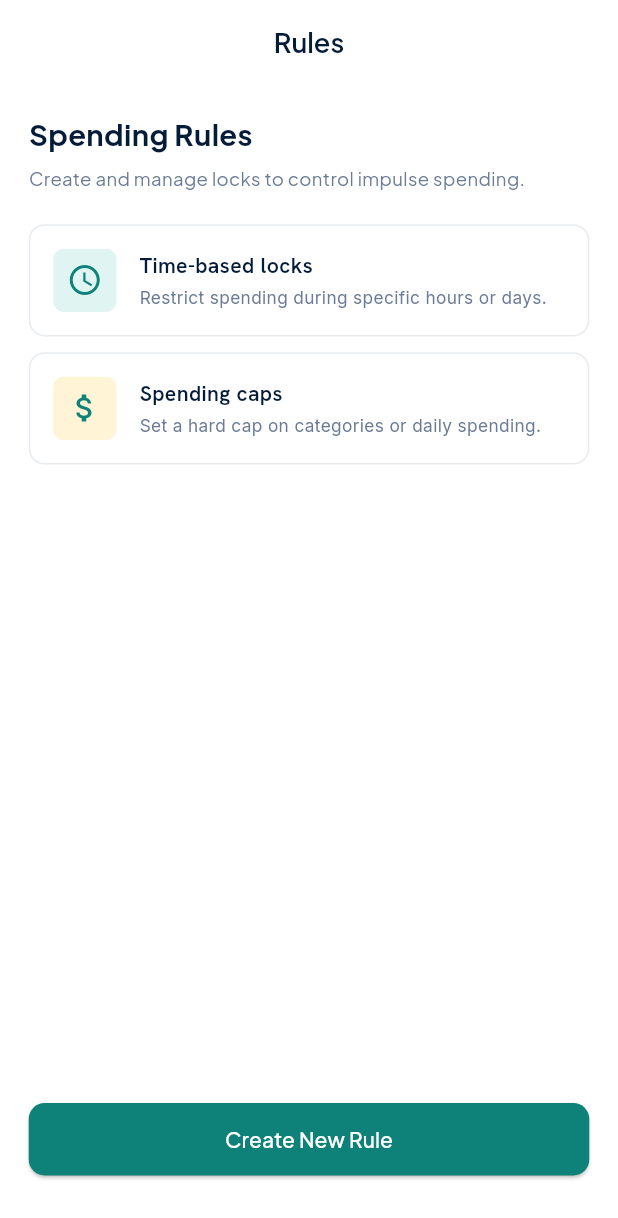
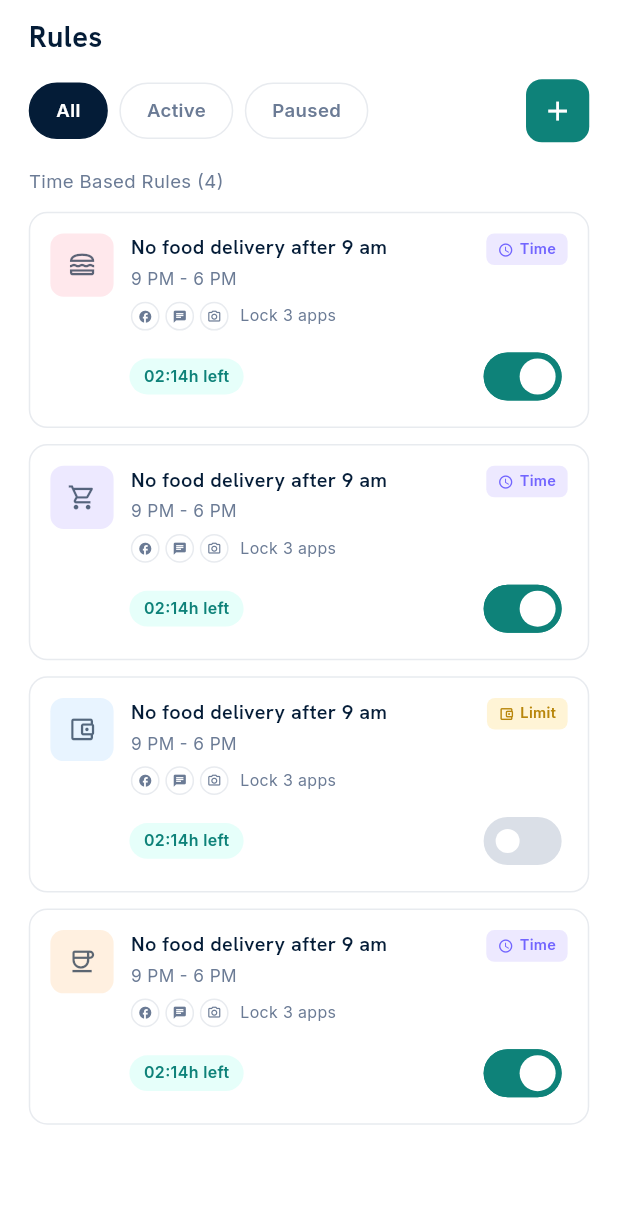
Before and after one commit to Irfanhossain909/spendlock, a Flutter app: the RulesScreen screen opened directly, on a phone screen of 412 x 824 dp. Shown: the top 1218 px of the screen. Run offline on Flutter 3.47's test engine with Material 3 defaults, Android fonts, the phone set to English and light mode, and no system bars; our stand-ins replace cached_network_image, flutter_otp_text_field, flutter_screenutil, flutter_svg, get, get_storage and 2 more; accounts and stored records are empty.

Commit message:
Implement rules management feature in SpendLock app. Added RulesController to manage rule items and filters, and updated RulesScreen to display rules with filtering options. Enhanced UI with dynamic rule listing and interaction capabilities.

```diff
--- a/lib/feature/profile/presentation/ui/profile_screen.dart
+++ b/lib/feature/profile/presentation/ui/profile_screen.dart
@@ -128,7 +128,7 @@ class ProfileActionCard extends StatelessWidget {
           Padding(
             padding: EdgeInsets.symmetric(horizontal: 16.w, vertical: 12.h),
             child: Row(
-              spacing: 8.w,
+              spacing: 12.w,
               children: [
                 Container(
                   padding: EdgeInsets.all(6.r),
--- a/lib/feature/rules/presentation/controller/rules_controller.dart
+++ b/lib/feature/rules/presentation/controller/rules_controller.dart
@@ -1,3 +1,82 @@
+import 'package:flutter/material.dart';
 import 'package:get/get.dart';
+import 'package:spendlock/feature/rules/presentation/model/rule_item.dart';
 
-class RulesController extends GetxController {}
+class RulesController extends GetxController {
+  final selectedFilter = RulesFilter.all.obs;
+
+  final rules = <RuleItem>[
+    RuleItem(
+      id: '1',
+      title: 'No food delivery after 9 am',
+      time: '9 PM - 6 PM',
+      socialName: 'Lock 3 apps',
+      duration: '02:14h left',
+      icon: Icons.lunch_dining_outlined,
+      iconBgColor: const Color(0xFFFFE8EC),
+      badgeType: RuleBadgeType.time,
+      socialIcons: const [Icons.facebook, Icons.chat, Icons.camera_alt_outlined],
+      isActive: true,
+    ),
+    RuleItem(
+      id: '2',
+      title: 'No food delivery after 9 am',
+      time: '9 PM - 6 PM',
+      socialName: 'Lock 3 apps',
+      duration: '02:14h left',
+      icon: Icons.shopping_cart_outlined,
+      iconBgColor: const Color(0xFFEDE9FF),
+      badgeType: RuleBadgeType.time,
+      socialIcons: const [Icons.facebook, Icons.chat, Icons.camera_alt_outlined],
+      isActive: true,
+    ),
+    RuleItem(
+      id: '3',
+      title: 'No food delivery after 9 am',
+      time: '9 PM - 6 PM',
+      socialName: 'Lock 3 apps',
+      duration: '02:14h left',
+      icon: Icons.account_balance_wallet_outlined,
+      iconBgColor: const Color(0xFFE8F4FF),
+      badgeType: RuleBadgeType.limit,
+      socialIcons: const [Icons.facebook, Icons.chat, Icons.camera_alt_outlined],
+      isActive: false,
+    ),
+    RuleItem(
+      id: '4',
+      title: 'No food delivery after 9 am',
+      time: '9 PM - 6 PM',
+      socialName: 'Lock 3 apps',
+      duration: '02:14h left',
+      icon: Icons.coffee_outlined,
+      iconBgColor: const Color(0xFFFFF0E0),
+      badgeType: RuleBadgeType.time,
+      socialIcons: const [Icons.facebook, Icons.chat, Icons.camera_alt_outlined],
+      isActive: true,
+    ),
+  ].obs;
+
+  List<RuleItem> get filteredRules {
+    switch (selectedFilter.value) {
+      case RulesFilter.all:
+        return rules;
+      case RulesFilter.active:
+        return rules.where((rule) => rule.isActive).toList();
+      case RulesFilter.paused:
+        return rules.where((rule) => !rule.isActive).toList();
+    }
+  }
+
+  int get activeCount => rules.where((rule) => rule.isActive).length;
+
+  void changeFilter(RulesFilter filter) {
+    selectedFilter.value = filter;
+  }
+
+  void toggleRule(String id, bool isActive) {
+    final index = rules.indexWhere((rule) => rule.id == id);
+    if (index == -1) return;
+    rules[index].isActive = isActive;
+    rules.refresh();
+  }
+}
--- /dev/null
+++ b/lib/feature/rules/presentation/model/rule_item.dart
@@ -0,0 +1,31 @@
+import 'package:flutter/material.dart';
+
+enum RulesFilter { all, active, paused }
+
+enum RuleBadgeType { time, limit }
+
+class RuleItem {
+  RuleItem({
+    required this.id,
+    required this.title,
+    required this.time,
+    required this.socialName,
+    required this.duration,
+    required this.icon,
+    required this.iconBgColor,
+    required this.badgeType,
+    required this.socialIcons,
+    this.isActive = true,
+  });
+
+  final String id;
+  final String title;
+  final String time;
+  final String socialName;
+  final String duration;
+  final IconData icon;
+  final Color iconBgColor;
+  final RuleBadgeType badgeType;
+  final List<IconData> socialIcons;
+  bool isActive;
+}
--- a/lib/feature/rules/presentation/ui/rules_screen.dart
+++ b/lib/feature/rules/presentation/ui/rules_screen.dart
@@ -1,111 +1,167 @@
 import 'package:flutter/material.dart';
 import 'package:flutter_screenutil/flutter_screenutil.dart';
+import 'package:get/get.dart';
 import 'package:spendlock/core/component/app_text/app_text.dart';
 import 'package:spendlock/core/const/app_color.dart';
+import 'package:spendlock/feature/rules/presentation/controller/rules_controller.dart';
+import 'package:spendlock/feature/rules/presentation/model/rule_item.dart';
+import 'package:spendlock/feature/rules/presentation/widget/rule_card.dart';
 
-class RulesScreen extends StatelessWidget {
+class RulesScreen extends GetView<RulesController> {
   const RulesScreen({super.key});
 
   @override
   Widget build(BuildContext context) {
     return Scaffold(
       backgroundColor: AppColors.background,
-      appBar: AppBar(title: const Text('Rules')),
-      body: Padding(
-        padding: EdgeInsets.all(20.w),
-        child: Column(
+      body: SafeArea(
+        child: Obx(
+          () {
+            final filtered = controller.filteredRules;
+
+            return Column(
               crossAxisAlignment: CrossAxisAlignment.start,
               children: [
-            AppText(
-              data: 'Spending Rules',
+                Padding(
+                  padding: EdgeInsets.fromLTRB(20.w, 12.h, 20.w, 0),
+                  child: AppText(
+                    data: 'Rules',
                     fontSize: 22.sp,
                     fontWeight: FontWeight.w700,
+                    fontFamily: 'hanken',
                   ),
-            SizedBox(height: 8.h),
-            AppText(
-              data: 'Create and manage locks to control impulse spending.',
+                ),
+                SizedBox(height: 16.h),
+                Padding(
+                  padding: EdgeInsets.symmetric(horizontal: 20.w),
+                  child: Row(
+                    children: [
+                      Expanded(
+                        child: SingleChildScrollView(
+                          scrollDirection: Axis.horizontal,
+                          child: Row(
+                            children: [
+                              _FilterChip(
+                                label: 'All',
+                                selected: controller.selectedFilter.value == RulesFilter.all,
+                                onTap: () => controller.changeFilter(RulesFilter.all),
+                              ),
+                              SizedBox(width: 8.w),
+                              _FilterChip(
+                                label: 'Active',
+                                selected: controller.selectedFilter.value == RulesFilter.active,
+                                onTap: () => controller.changeFilter(RulesFilter.active),
+                              ),
+                              SizedBox(width: 8.w),
+                              _FilterChip(
+                                label: 'Paused',
+                                selected: controller.selectedFilter.value == RulesFilter.paused,
+                                onTap: () => controller.changeFilter(RulesFilter.paused),
+                              ),
+                            ],
+                          ),
+                        ),
+                      ),
+                      SizedBox(width: 12.w),
+                      Material(
+                        color: AppColors.primary,
+                        borderRadius: BorderRadius.circular(12.r),
+                        child: InkWell(
+                          onTap: () {},
+                          borderRadius: BorderRadius.circular(12.r),
+                          child: SizedBox(
+                            width: 44.w,
+                            height: 44.w,
+                            child: Icon(Icons.add, color: AppColors.white, size: 24.sp),
+                          ),
+                        ),
+                      ),
+                    ],
+                  ),
+                ),
+                SizedBox(height: 20.h),
+                Padding(
+                  padding: EdgeInsets.symmetric(horizontal: 20.w),
+                  child: AppText(
+                    data: 'Time Based Rules (${filtered.length})',
                     fontSize: 14.sp,
                     color: AppColors.gray,
-              maxLines: 2,
+                    fontFamily: 'inter',
                   ),
-            SizedBox(height: 24.h),
-            _RuleTypeCard(
-              icon: Icons.access_time,
-              title: 'Time-based locks',
-              subtitle: 'Restrict spending during specific hours or days.',
-              color: AppColors.primarySurface,
                 ),
                 SizedBox(height: 12.h),
-            _RuleTypeCard(
-              icon: Icons.attach_money,
-              title: 'Spending caps',
-              subtitle: 'Set a hard cap on categories or daily spending.',
-              color: AppColors.warningYellow,
+                Expanded(
+                  child: filtered.isEmpty
+                      ? Center(
+                          child: AppText(
+                            data: 'No rules found',
+                            fontSize: 14.sp,
+                            color: AppColors.gray,
+                            fontFamily: 'inter',
                           ),
-            const Spacer(),
-            SizedBox(
-              width: double.infinity,
-              child: ElevatedButton(
-                style: ElevatedButton.styleFrom(
-                  backgroundColor: AppColors.primary,
-                  foregroundColor: AppColors.white,
-                  padding: EdgeInsets.symmetric(vertical: 16.h),
-                  shape: RoundedRectangleBorder(borderRadius: BorderRadius.circular(12.r)),
-                ),
-                onPressed: () {},
-                child: const Text('Create New Rule'),
+                        )
+                      : ListView.separated(
+                          padding: EdgeInsets.fromLTRB(20.w, 0, 20.w, 100.h),
+                          itemCount: filtered.length,
+                          separatorBuilder: (_, __) => SizedBox(height: 12.h),
+                          itemBuilder: (context, index) {
+                            final rule = filtered[index];
+
+                            return RuleCard(
+                              title: rule.title,
+                              time: rule.time,
+                              socialName: rule.socialName,
+                              duration: rule.duration,
+                              icon: rule.icon,
+                              iconBgColor: rule.iconBgColor,
+                              badgeType: rule.badgeType,
+                              socialIcons: rule.socialIcons,
+                              isActive: rule.isActive,
+                              onToggleChanged: (value) => controller.toggleRule(rule.id, value),
+                            );
+                          },
                         ),
                 ),
-            SizedBox(height: 24.h),
               ],
+            );
+          },
         ),
       ),
     );
   }
 }
 
-class _RuleTypeCard extends StatelessWidget {
-  const _RuleTypeCard({
-    required this.icon,
-    required this.title,
-    required this.subtitle,
-    required this.color,
+class _FilterChip extends StatelessWidget {
+  const _FilterChip({
+    required this.label,
+    required this.selected,
+    required this.onTap,
   });
 
-  final IconData icon;
-  final String title;
-  final String subtitle;
-  final Color color;
+  final String label;
+  final bool selected;
+  final VoidCallback onTap;
 
   @override
   Widget build(BuildContext context) {
-    return Container(
-      padding: EdgeInsets.all(16.w),
+    return GestureDetector(
+      onTap: onTap,
+      child: Container(
+        padding: EdgeInsets.symmetric(horizontal: 18.w, vertical: 10.h),
         decoration: BoxDecoration(
-        color: AppColors.white,
-        borderRadius: BorderRadius.circular(12.r),
-        border: Border.all(color: AppColors.stroke),
-      ),
-      child: Row(
-        children: [
-          Container(
-            width: 44.w,
-            height: 44.w,
-            decoration: BoxDecoration(color: color, borderRadius: BorderRadius.circular(8.r)),
-            child: Icon(icon, color: AppColors.primary),
-          ),
-          SizedBox(width: 16.w),
-          Expanded(
-            child: Column(
-              crossAxisAlignment: CrossAxisAlignment.start,
-              children: [
-                AppText(data: title, fontSize: 16.sp, fontWeight: FontWeight.w600, fontFamily: 'hanken'),
-                SizedBox(height: 4.h),
-                AppText(data: subtitle, fontSize: 13.sp, color: AppColors.gray, maxLines: 2, fontFamily: 'inter'),
-              ],
+          color: selected ? AppColors.black : AppColors.white,
+          borderRadius: BorderRadius.circular(999.r),
+          border: Border.all(
+            color: selected ? AppColors.black : AppColors.stroke,
           ),
         ),
-        ],
+        child: AppText(
+          data: label,
+          fontSize: 14.sp,
+          fontWeight: FontWeight.w600,
+          color: selected ? AppColors.white : AppColors.gray,
+          fontFamily: 'inter',
+        ),
       ),
     );
   }
--- /dev/null
+++ b/lib/feature/rules/presentation/widget/rule_card.dart
@@ -0,0 +1,233 @@
+import 'package:flutter/material.dart';
+import 'package:flutter_screenutil/flutter_screenutil.dart';
+import 'package:spendlock/core/component/app_text/app_text.dart';
+import 'package:spendlock/core/const/app_color.dart';
+import 'package:spendlock/feature/rules/presentation/model/rule_item.dart';
+
+class RuleCard extends StatelessWidget {
+  const RuleCard({
+    super.key,
+    required this.title,
+    required this.time,
+    required this.socialName,
+    required this.duration,
+    required this.icon,
+    required this.iconBgColor,
+    required this.badgeType,
+    required this.socialIcons,
+    required this.isActive,
+    required this.onToggleChanged,
+  });
+
+  final String title;
+  final String time;
+  final String socialName;
+  final String duration;
+  final IconData icon;
+  final Color iconBgColor;
+  final RuleBadgeType badgeType;
+  final List<IconData> socialIcons;
+  final bool isActive;
+  final ValueChanged<bool> onToggleChanged;
+
+  @override
+  Widget build(BuildContext context) {
+    final badge = _badgeStyle(badgeType);
+
+    return Container(
+      padding: EdgeInsets.all(14.w),
+      decoration: BoxDecoration(
+        color: AppColors.white,
+        borderRadius: BorderRadius.circular(14.r),
+        border: Border.all(color: AppColors.stroke),
+      ),
+      child: Column(
+        crossAxisAlignment: CrossAxisAlignment.start,
+        children: [
+          Row(
+            crossAxisAlignment: CrossAxisAlignment.start,
+            children: [
+              Container(
+                width: 44.w,
+                height: 44.w,
+                decoration: BoxDecoration(
+                  color: iconBgColor,
+                  borderRadius: BorderRadius.circular(10.r),
+                ),
+                child: Icon(
+                  icon,
+                  size: 22.sp,
+                  color: AppColors.black.withValues(alpha: 0.65),
+                ),
+              ),
+              SizedBox(width: 12.w),
+              Expanded(
+                child: Column(
+                  crossAxisAlignment: CrossAxisAlignment.start,
+                  children: [
+                    AppText(
+                      data: title,
+                      fontSize: 15.sp,
+                      fontWeight: FontWeight.w600,
+                      maxLines: 2,
+                      fontFamily: 'hanken',
+                    ),
+                    SizedBox(height: 4.h),
+                    AppText(
+                      data: time,
+                      fontSize: 13.sp,
+                      color: AppColors.gray,
+                      fontFamily: 'inter',
+                    ),
+                    SizedBox(height: 8.h),
+                    Row(
+                      children: [
+                        ...socialIcons
+                            .take(3)
+                            .map(
+                              (socialIcon) => Padding(
+                                padding: EdgeInsets.only(right: 4.w),
+                                child: _SocialIcon(icon: socialIcon),
+                              ),
+                            ),
+                        SizedBox(width: 4.w),
+                        Flexible(
+                          child: AppText(
+                            data: socialName,
+                            fontSize: 12.sp,
+                            color: AppColors.gray,
+                            fontFamily: 'inter',
+                          ),
+                        ),
+                      ],
+                    ),
+                  ],
+                ),
+              ),
+              Container(
+                padding: EdgeInsets.symmetric(horizontal: 8.w, vertical: 4.h),
+                decoration: BoxDecoration(
+                  color: badge.background,
+                  borderRadius: BorderRadius.circular(6.r),
+                ),
+                child: Row(
+                  mainAxisSize: MainAxisSize.min,
+                  children: [
+                    Icon(badge.icon, size: 12.sp, color: badge.foreground),
+                    SizedBox(width: 4.w),
+                    AppText(
+                      data: badge.label,
+                      fontSize: 11.sp,
+                      fontWeight: FontWeight.w600,
+                      color: badge.foreground,
+                      fontFamily: 'inter',
+                    ),
+                  ],
+                ),
+              ),
+            ],
+          ),
+          SizedBox(height: 12.h),
+          Row(
+            children: [
+              SizedBox(width: 55.w),
+              Container(
+                padding: EdgeInsets.symmetric(horizontal: 10.w, vertical: 5.h),
+                decoration: BoxDecoration(
+                  color: AppColors.primaryMint,
+                  borderRadius: BorderRadius.circular(999.r),
+                ),
+                child: AppText(
+                  data: duration,
+                  fontSize: 12.sp,
+                  fontWeight: FontWeight.w600,
+                  color: AppColors.primary,
+                  fontFamily: 'inter',
+                ),
+              ),
+              Spacer(),
+              Theme(
+                data: Theme.of(context).copyWith(
+                  switchTheme: SwitchThemeData(
+                    trackOutlineColor: WidgetStateProperty.resolveWith<Color?>((
+                      states,
+                    ) {
+                      if (states.contains(WidgetState.selected)) {
+                        return AppColors.primary;
+                      }
+                      return Colors.transparent; // inactive border none
+                    }),
+                  ),
+                ),
+                child: Switch(
+                  value: isActive,
+                  onChanged: onToggleChanged,
+                  activeThumbColor: AppColors.white,
+                  activeTrackColor: AppColors.primary,
+                  inactiveThumbColor: AppColors.white,
+                  inactiveTrackColor: AppColors.lightGray.withValues(
+                    alpha: 0.5,
+                  ),
+                  materialTapTargetSize: MaterialTapTargetSize.shrinkWrap,
+                ),
+              ),
+            ],
+          ),
+        ],
+      ),
+    );
+  }
+
+  _BadgeStyle _badgeStyle(RuleBadgeType type) {
+    switch (type) {
+      case RuleBadgeType.time:
+        return _BadgeStyle(
+          label: 'Time',
+          icon: Icons.access_time,
+          background: const Color(0xFFEDE9FF),
+          foreground: const Color(0xFF7265FF),
+        );
+      case RuleBadgeType.limit:
+        return _BadgeStyle(
+          label: 'Limit',
+          icon: Icons.account_balance_wallet_outlined,
+          background: AppColors.warningYellow,
+          foreground: const Color(0xFFB8860B),
+        );
+    }
+  }
+}
+
+class _SocialIcon extends StatelessWidget {
+  const _SocialIcon({required this.icon});
+
+  final IconData icon;
+
+  @override
+  Widget build(BuildContext context) {
+    return Container(
+      width: 20.w,
+      height: 20.w,
+      decoration: BoxDecoration(
+        color: AppColors.background,
+        shape: BoxShape.circle,
+        border: Border.all(color: AppColors.stroke),
+      ),
+      child: Icon(icon, size: 11.sp, color: AppColors.gray),
+    );
+  }
+}
+
+class _BadgeStyle {
+  const _BadgeStyle({
+    required this.label,
+    required this.icon,
+    required this.background,
+    required this.foreground,
+  });
+
+  final String label;
+  final IconData icon;
+  final Color background;
+  final Color foreground;
+}
```
Lines whose indentation alone changed are shown as unchanged.
